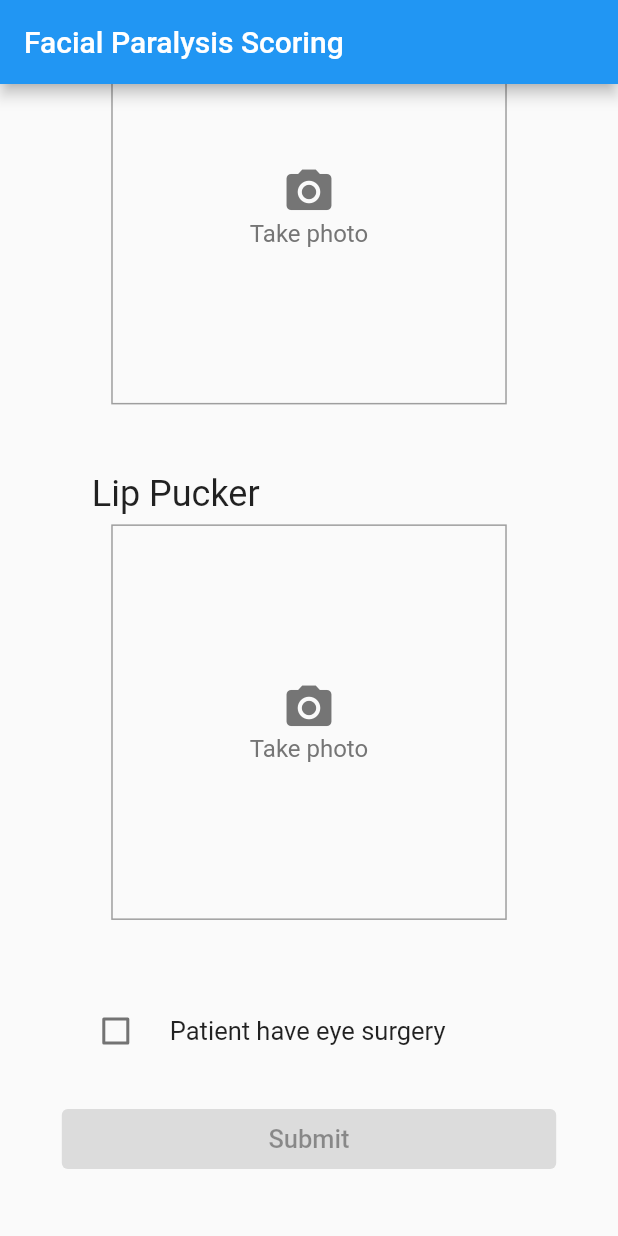
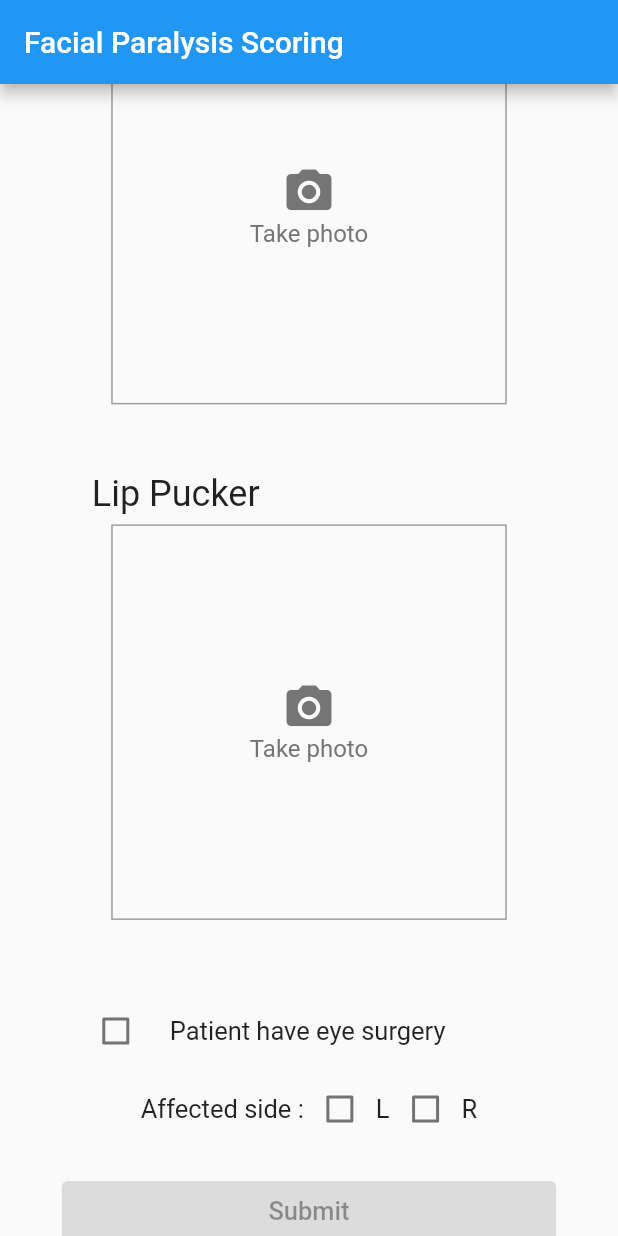
Before and after one commit to chavincc/sbfs, a Flutter app: the screen it shows after launch, scrolled down 1500 dp, on a phone screen of 412 x 824 dp. Run offline on Flutter 3.47's test engine with Material 2 defaults, Android fonts, the phone set to English and light mode, and no system bars; our stand-ins replace camera, image_picker; missing offline and left inert: google_ml_kit, point_in_polygon.

Commit message:
feat: add affected side input to poses screen

```diff
--- a/lib/providers/faces.dart
+++ b/lib/providers/faces.dart
@@ -8,15 +8,20 @@ import '../compute/face_brightness.dart';
 
 enum Poses { resting, browLift, eyesClose, snarl, smile, lipPucker }
 
+enum AffectedSide { left, right }
+
 class Faces with ChangeNotifier {
   bool _fetching = false;
   bool _haveEyeSurgery = false;
   Poses? _currentPose;
+  AffectedSide? _affectedSide;
   final Map<Poses, File?> _posesPhoto = {};
 
   Map<Poses, File?> get getPosesPhoto => _posesPhoto;
 
   Poses? get getCurrentPose => _currentPose;
+
+  AffectedSide? get getAffectedSide => _affectedSide;
 
   bool get haveEyeSurgery => _haveEyeSurgery;
 
@@ -24,6 +29,11 @@ class Faces with ChangeNotifier {
 
   void setEyeSurgeryValue(bool value) {
     _haveEyeSurgery = value;
+    notifyListeners();
+  }
+
+  void setAffectedSide(AffectedSide? side) {
+    _affectedSide = side;
     notifyListeners();
   }
 
--- a/lib/screens/poses_screen.dart
+++ b/lib/screens/poses_screen.dart
@@ -1,6 +1,7 @@
 import 'package:flutter/material.dart';
 import 'package:provider/provider.dart';
 import 'package:sbfs/screens/score_display_screen.dart';
+import 'package:sbfs/widgets/affected_side_input.dart';
 
 import '../providers/faces.dart';
 import '../providers/scores.dart';
@@ -92,6 +93,12 @@ class PosesScreen extends StatelessWidget {
                 },
                 controlAffinity: ListTileControlAffinity.leading,
               ),
+              AffectedSideInput(
+                value: facesProvider.getAffectedSide,
+                onSelectCallback: (side) {
+                  facesProvider.setAffectedSide(side);
+                },
+              ),
               Container(
                 margin: const EdgeInsets.only(top: 20),
                 width: double.infinity,
--- /dev/null
+++ b/lib/widgets/affected_side_input.dart
@@ -0,0 +1,78 @@
+import 'package:flutter/material.dart';
+import '../providers/faces.dart';
+
+class AffectedSideInput extends StatelessWidget {
+  final AffectedSide? _value;
+  final void Function(AffectedSide)? _onSelectCallback;
+
+  const AffectedSideInput({
+    required AffectedSide? value,
+    void Function(AffectedSide)? onSelectCallback,
+    Key? key,
+  })  : _value = value,
+        _onSelectCallback = onSelectCallback,
+        super(key: key);
+
+  @override
+  Widget build(BuildContext context) {
+    return SizedBox(
+        width: double.infinity,
+        child: Row(
+          mainAxisAlignment: MainAxisAlignment.center,
+          children: [
+            const Text(
+              'Affected side :',
+              style: TextStyle(
+                fontSize: 17,
+              ),
+            ),
+            InkWell(
+              onTap: _onSelectCallback == null
+                  ? null
+                  : () {
+                      _onSelectCallback!(AffectedSide.left);
+                    },
+              child: IgnorePointer(
+                child: Row(
+                  children: [
+                    Checkbox(
+                      value: _value == AffectedSide.left,
+                      onChanged: (_) {},
+                    ),
+                    const Text(
+                      'L',
+                      style: TextStyle(
+                        fontSize: 17,
+                      ),
+                    ),
+                  ],
+                ),
+              ),
+            ),
+            InkWell(
+              onTap: _onSelectCallback == null
+                  ? null
+                  : () {
+                      _onSelectCallback!(AffectedSide.right);
+                    },
+              child: IgnorePointer(
+                child: Row(
+                  children: [
+                    Checkbox(
+                      value: _value == AffectedSide.right,
+                      onChanged: (_) {},
+                    ),
+                    const Text(
+                      'R',
+                      style: TextStyle(
+                        fontSize: 17,
+                      ),
+                    ),
+                  ],
+                ),
+              ),
+            )
+          ],
+        ));
+  }
+}
```
